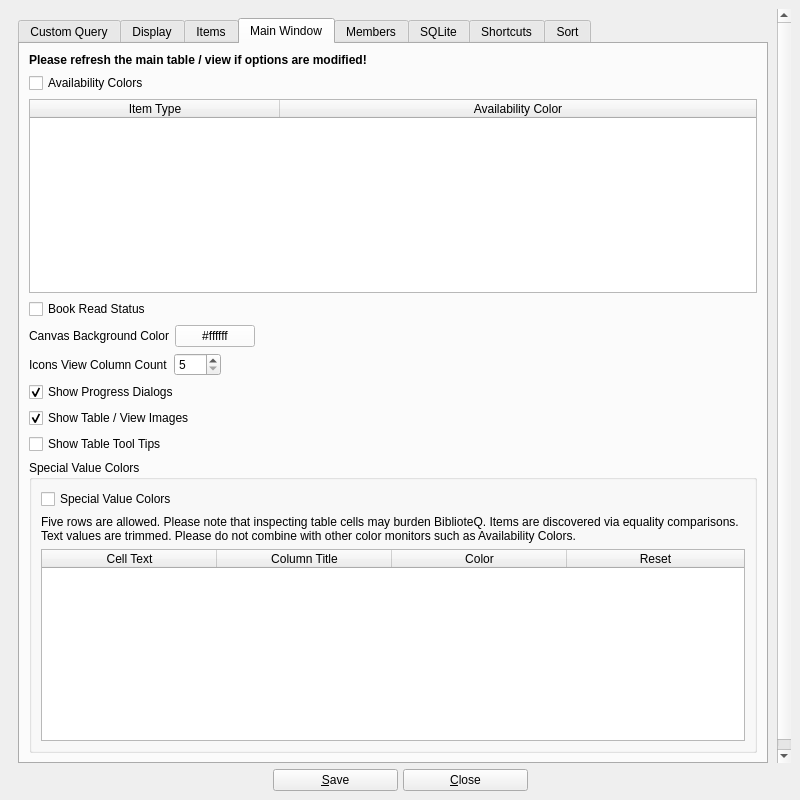
The window that UI/biblioteq_otheroptions.ui (textbrowser/biblioteq) describes before a commit, drawn with Qt 5.
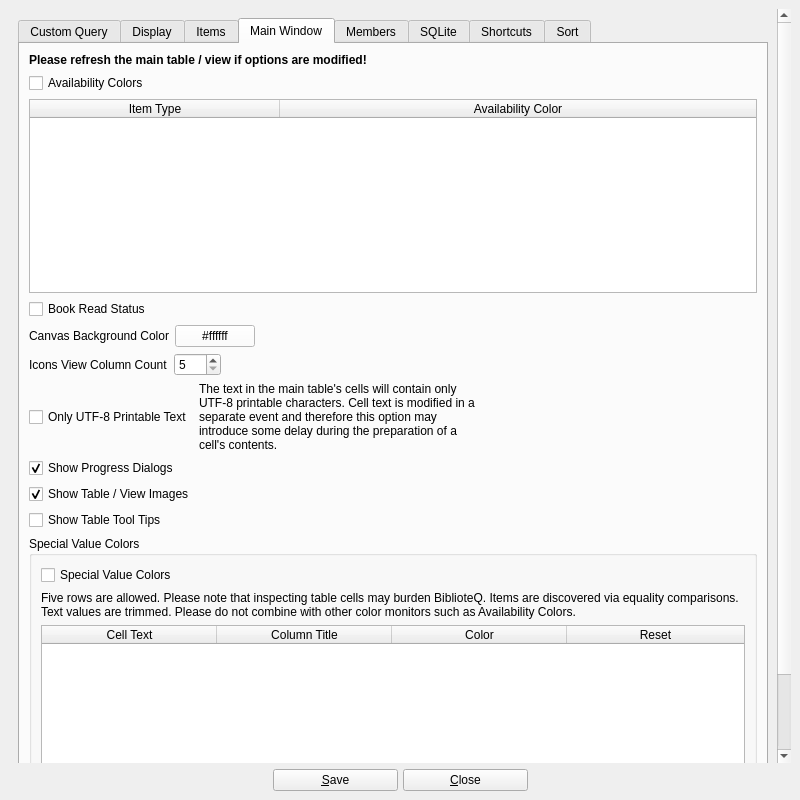
The same window after the commit. The open tabs and pages were chosen to show the change. Icons and pictures are not drawn. Custom widgets are drawn as their Qt base class.

Commit message: UTF-8 only characters. Optional.

The edit to the form file:
```diff
--- a/UI/biblioteq_otheroptions.ui
+++ b/UI/biblioteq_otheroptions.ui
@@ -588,6 +588,40 @@
               </item>
              </layout>
             </item>
+            <item>
+             <layout class="QHBoxLayout" name="horizontalLayout_10">
+              <item>
+               <widget class="QCheckBox" name="only_utf8_printable_text">
+                <property name="text">
+                 <string>Only UTF-8 Printable Text</string>
+                </property>
+               </widget>
+              </item>
+              <item>
+               <widget class="QLabel" name="label_18">
+                <property name="text">
+                 <string>The text in the main table's cells will contain only UTF-8 printable characters. Cell text is modified in a separate event and therefore this option may introduce some delay during the preparation of a cell's contents.</string>
+                </property>
+                <property name="wordWrap">
+                 <bool>true</bool>
+                </property>
+               </widget>
+              </item>
+              <item>
+               <spacer name="horizontalSpacer_11">
+                <property name="orientation">
+                 <enum>Qt::Horizontal</enum>
+                </property>
+                <property name="sizeHint" stdset="0">
+                 <size>
+                  <width>40</width>
+                  <height>20</height>
+                 </size>
+                </property>
+               </spacer>
+              </item>
+             </layout>
+            </item>
             <item>
              <widget class="QCheckBox" name="show_maintable_progress_dialogs">
               <property name="toolTip">
```
Left out of the diff: 1 changed line with no effect on the pictures. The commit also changes 6 other files.
